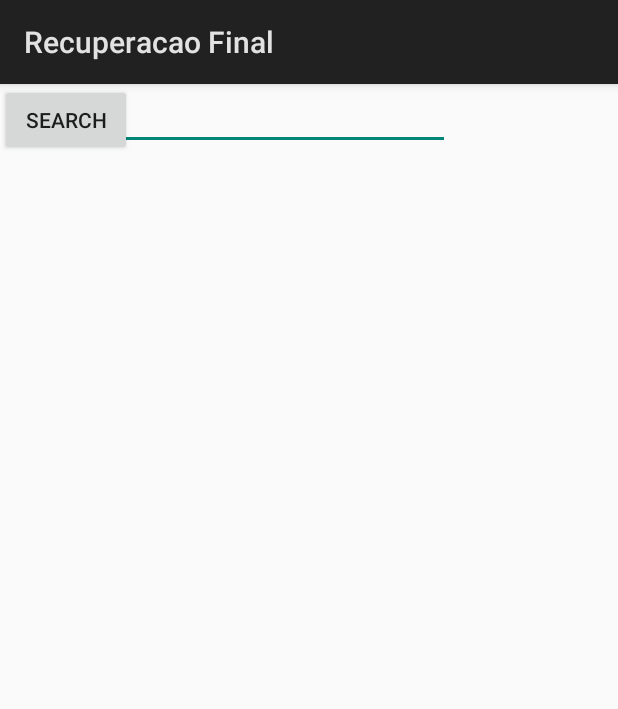
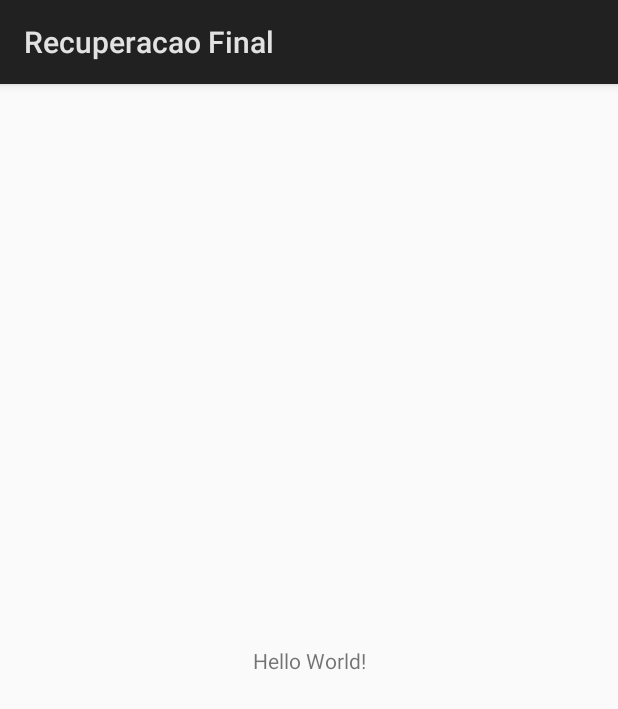
Before and after one commit to COLTEC-TP/Recuperacao-Final, an Android app: the screen it shows after launch (MainActivity), on a phone screen of 412 x 824 dp. Shown: the top 709 px of the screen. Run offline under Robolectric (Android 15) with nearby library versions, the phone set to English and light mode, and no system bars; 1 statement that could not run was skipped.

```diff
--- a/app/src/main/AndroidManifest.xml
+++ b/app/src/main/AndroidManifest.xml
@@ -16,7 +16,6 @@
                 <category android:name="android.intent.category.LAUNCHER" />
             </intent-filter>
         </activity>
-        <activity android:name=".Login" />
     </application>
 
 </manifest>
--- a/app/src/main/java/br/ufmg/coltec/tp/recuperacaofinal/GitHubService.java
+++ b/app/src/main/java/br/ufmg/coltec/tp/recuperacaofinal/GitHubService.java
@@ -11,13 +11,10 @@ import retrofit2.http.Query;
 
 public interface GitHubService {
 
-    @GET("users/{username}")
-    Call<User> getUser(@Path("username") String username);
+    @GET("users/{username}/json")
+    public Call<User> getUser(@Path("username") String username);
 
-    @GET("group/{id}/users")
-    Call<List<User>> groupList(@Path("id") int groupId);
-
-    @POST("users/new")
-    Call<User> createUser(@Body User user);
+    @GET("group/{id}/json")
+    public  Call<List<User>> groupList(@Path("id") int groupId);
 
 }
--- a/app/src/main/java/br/ufmg/coltec/tp/recuperacaofinal/User.java
+++ b/app/src/main/java/br/ufmg/coltec/tp/recuperacaofinal/User.java
@@ -3,10 +3,7 @@ package br.ufmg.coltec.tp.recuperacaofinal;
 import com.google.gson.annotations.Expose;
 import com.google.gson.annotations.SerializedName;
 
-
-
 public class User {
-
 
     @SerializedName("login")
     @Expose
@@ -102,7 +99,7 @@ public class User {
     @Expose
     private String updatedAt;
 
-    public static String getLogin() {
+    public String getLogin() {
         return login;
     }
 
--- a/app/src/main/res/layout/activity_login.xml
+++ /dev/null
@@ -1,27 +0,0 @@
-<?xml version="1.0" encoding="utf-8"?>
-<android.support.constraint.ConstraintLayout xmlns:android="http://schemas.android.com/apk/res/android"
-    xmlns:app="http://schemas.android.com/apk/res-auto"
-    xmlns:tools="http://schemas.android.com/tools"
-    android:layout_width="match_parent"
-    android:layout_height="match_parent"
-    tools:context=".Login">
-
-    <EditText
-        android:id="@+id/login"
-        android:layout_width="300dp"
-        android:layout_height="44dp"
-        android:ems="10"
-        android:inputType="textEmailAddress"
-        tools:ignore="MissingConstraints"
-        tools:layout_editor_absoluteX="0dp"
-        tools:layout_editor_absoluteY="0dp" />
-
-    <Button
-        android:id="@+id/button"
-        android:layout_width="wrap_content"
-        android:layout_height="wrap_content"
-        android:text="search"
-        tools:layout_editor_absoluteX="0dp"
-        tools:layout_editor_absoluteY="92dp"
-        tools:ignore="MissingConstraints" />
-</android.support.constraint.ConstraintLayout>
```
Also changed, not shown: app/src/main/java/br/ufmg/coltec/tp/recuperacaofinal/Login.java (deleted, +0 -14 lines), app/src/main/java/br/ufmg/coltec/tp/recuperacaofinal/MainActivity.java (+9 -8 lines), app/src/main/java/br/ufmg/coltec/tp/recuperacaofinal/RetrofitConfig.java (+9 -5 lines).
